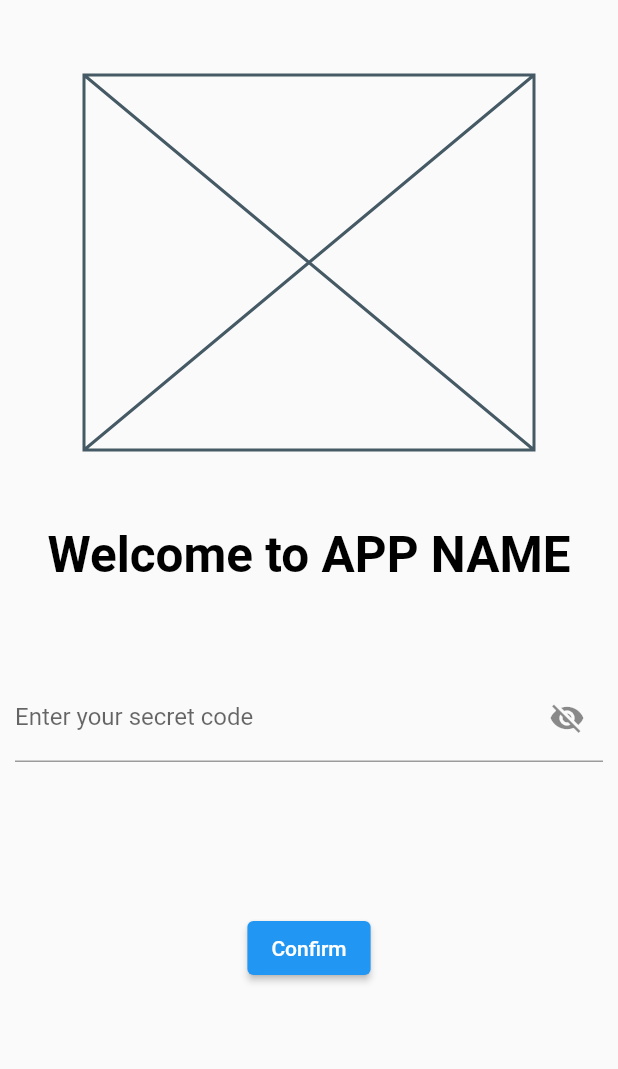
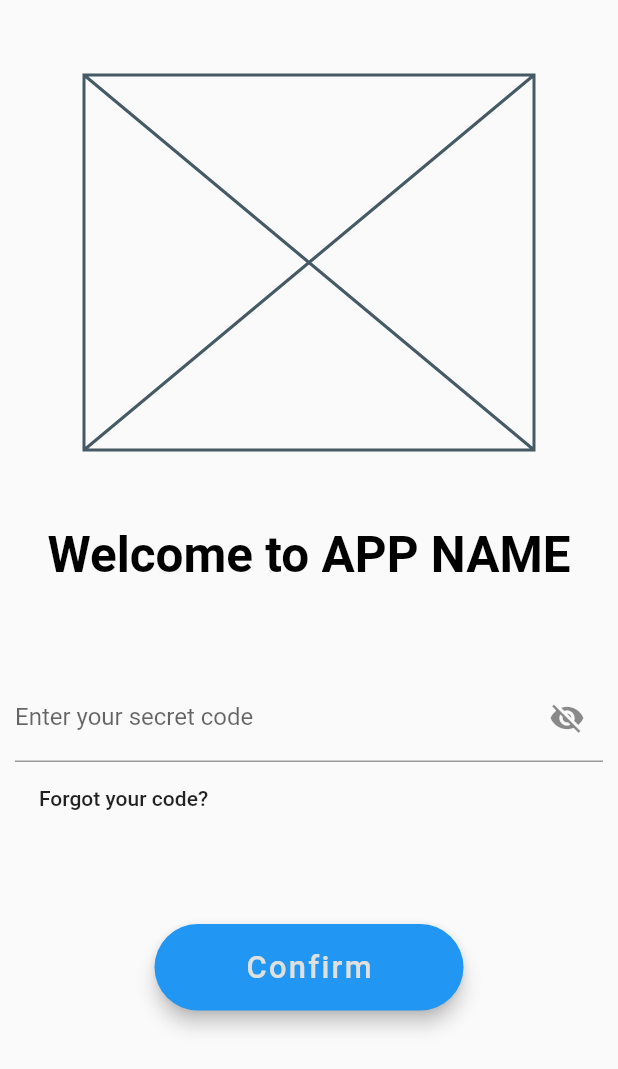
Before and after one commit to IdoHirsh0/Carpool, a Flutter app: the screen it shows after launch, after a tap on "Confirm", on a phone screen of 412 x 824 dp. Shown: the top 1069 px of the screen. Run offline on Flutter 3.47's test engine with Material 2 defaults, Android fonts, the phone set to English and light mode, and no system bars; our stand-ins replace cloud_firestore, firebase_auth, firebase_core, google_sign_in; accounts and stored records are empty.

Commit message:
improved secret code page

```diff
--- a/lib/features/secret_code/providers/secret_code_provider.dart
+++ b/lib/features/secret_code/providers/secret_code_provider.dart
@@ -2,28 +2,37 @@ import 'package:flutter/material.dart';
 import 'package:cloud_firestore/cloud_firestore.dart';
 
 class SecretCodeProvider with ChangeNotifier {
+  String _secretCode;
   String _error;
   bool _isValid;
   bool _showSecretcode = false;
 
-  // Getters
+  //* Getters
+  String get secretCode => _secretCode;
   String get error => _error;
   bool get isValid => _isValid;
   bool get showSecretCode => _showSecretcode;
+
+  //* Setters
+  void changeSecretCode(secretCode) {
+    _secretCode = secretCode;
+  }
 
   void changeShowSecretCode() {
     _showSecretcode = !_showSecretcode;
     notifyListeners();
   }
 
+  //* Other methods
   // Checks the users secret code
-  Future<void> checkSecretCode(String secretCode) async {
-    final String firebaseSecretCode = await getFirestoreSecretCode(secretCode);
+  Future<void> checkSecretCode() async {
+    final String firebaseSecretCode = await getFirestoreSecretCode(_secretCode);
 
     // If the secret code is valid
-    if (firebaseSecretCode == secretCode) {
+    if (firebaseSecretCode == _secretCode) {
       _error = null;
       _isValid = true;
+      // TODO: Add navigation to next page
     }
     // If the secret code is not valid
     else {
--- a/lib/features/secret_code/screens/secret_code_screen.dart
+++ b/lib/features/secret_code/screens/secret_code_screen.dart
@@ -1,6 +1,7 @@
 import 'package:flutter/material.dart';
 
-import '../../../core/widgets/app_logo.dart';
+import '../widgets/app_picture_and_name.dart';
+import '../widgets/confirm_button.dart';
 import '../widgets/secret_code_form.dart';
 
 class SecretCodeScreen extends StatelessWidget {
@@ -13,8 +14,9 @@ class SecretCodeScreen extends StatelessWidget {
         child: Column(
           mainAxisAlignment: MainAxisAlignment.center,
           children: [
-            AppLogo(),
+            AppPictureAndName(),
             SecretCodeForm(),
+            ConfirmButton(),
           ],
         ),
       ),
--- a/lib/core/widgets/app_logo.dart
+++ b/lib/features/secret_code/widgets/app_picture_and_name.dart
@@ -1,11 +1,11 @@
 import 'package:flutter/material.dart';
 
-class AppLogo extends StatelessWidget {
-  const AppLogo({Key key}) : super(key: key);
+class AppPictureAndName extends StatelessWidget {
+  const AppPictureAndName({Key key}) : super(key: key);
 
   @override
   Widget build(BuildContext context) {
-    final deviceSize = MediaQuery.of(context).size;
+    final _deviceSize = MediaQuery.of(context).size;
 
     return Column(
       children: [
@@ -15,6 +15,7 @@ class AppLogo extends StatelessWidget {
             Container(
               height: 250,
               width: 300,
+              //TODO: Add the app's picture
               child: Placeholder(),
             ),
           ],
@@ -29,7 +30,7 @@ class AppLogo extends StatelessWidget {
                   child: Text(
                     'Welcome to APP NAME',
                     style: TextStyle(
-                      fontSize: deviceSize.height / 25,
+                      fontSize: _deviceSize.height / 25,
                       fontWeight: FontWeight.bold,
                       color: Colors.black,
                     ),
--- /dev/null
+++ b/lib/features/secret_code/widgets/confirm_button.dart
@@ -0,0 +1,48 @@
+import 'package:flutter/material.dart';
+import 'package:provider/provider.dart';
+
+import '../providers/secret_code_provider.dart';
+
+class ConfirmButton extends StatelessWidget {
+  const ConfirmButton({Key key}) : super(key: key);
+
+  @override
+  Widget build(BuildContext context) {
+    final _secretCodeProvider =
+        Provider.of<SecretCodeProvider>(context, listen: false);
+    final _deviceSize = MediaQuery.of(context).size;
+    final theme = Theme.of(context);
+
+    return Padding(
+      padding: const EdgeInsets.all(50),
+      child: Row(
+        mainAxisAlignment: MainAxisAlignment.center,
+        children: [
+          Container(
+            height: 1.4 * (_deviceSize.height / 20),
+            width: 5 * (_deviceSize.width / 10),
+            margin: EdgeInsets.only(bottom: 20),
+            child: RaisedButton(
+              elevation: 5.0,
+              color: theme.primaryColor,
+              shape: RoundedRectangleBorder(
+                borderRadius: BorderRadius.circular(30),
+              ),
+              onPressed: () {
+                _secretCodeProvider.checkSecretCode();
+              },
+              child: Text(
+                "Confirm",
+                style: TextStyle(
+                  color: theme.buttonColor,
+                  letterSpacing: 1.5,
+                  fontSize: _deviceSize.height / 40,
+                ),
+              ),
+            ),
+          ),
+        ],
+      ),
+    );
+  }
+}
--- a/lib/features/secret_code/widgets/secret_code_form.dart
+++ b/lib/features/secret_code/widgets/secret_code_form.dart
@@ -9,13 +9,13 @@ class SecretCodeForm extends StatelessWidget {
   @override
   Widget build(BuildContext context) {
     final _secretCodeProvider = Provider.of<SecretCodeProvider>(context);
-    String _secretCode;
 
     return Padding(
       padding: EdgeInsets.all(10),
       child: Form(
         key: null,
         child: Column(
+          crossAxisAlignment: CrossAxisAlignment.start,
           children: [
             TextFormField(
               obscureText: !_secretCodeProvider.showSecretCode,
@@ -35,19 +35,16 @@ class SecretCodeForm extends StatelessWidget {
               ),
               // Updates the _secretCode variable on every change
               onChanged: (secretCode) {
-                _secretCode = secretCode;
+                _secretCodeProvider.changeSecretCode(secretCode);
               },
               // Checks the users
               onFieldSubmitted: (_) async {
-                await _secretCodeProvider.checkSecretCode(_secretCode);
+                await _secretCodeProvider.checkSecretCode();
               },
             ),
-            SizedBox(height: 100),
-            ElevatedButton(
-              onPressed: () async {
-                await _secretCodeProvider.checkSecretCode(_secretCode);
-              },
-              child: Text('Confirm'),
+            FlatButton(
+              onPressed: () {},
+              child: Text('Forgot your code?'),
             ),
           ],
         ),
--- a/lib/main.dart
+++ b/lib/main.dart
@@ -29,6 +29,7 @@ class MyApp extends StatelessWidget {
       theme: ThemeData(
         visualDensity: VisualDensity.adaptivePlatformDensity,
         primarySwatch: Colors.blue,
+        // TODO: Add theme
       ),
       home: SecretCodeScreen(),
     );
```
